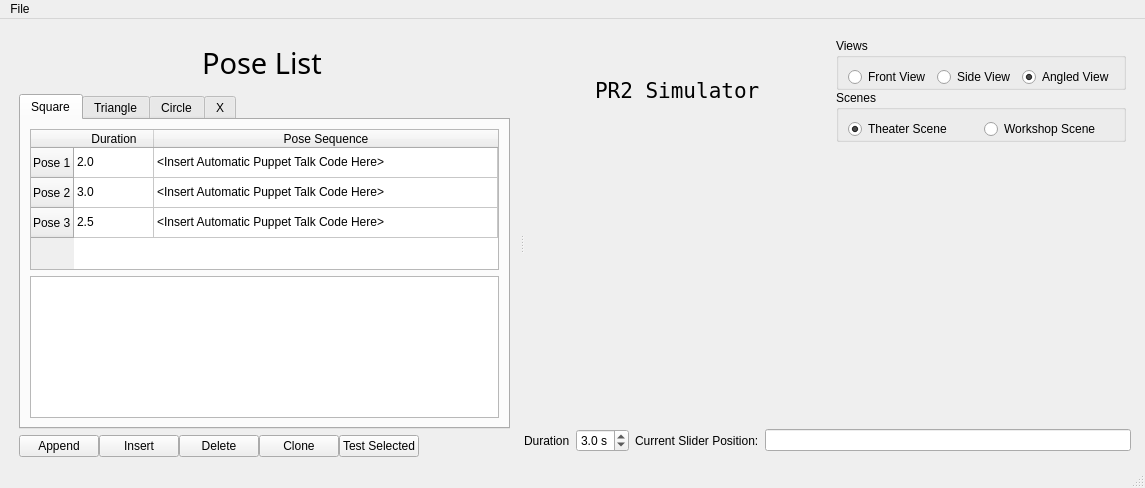
Old version of the form slider_gui/src/slider_simple.ui in the repository PR2/pr2_hack_the_future.
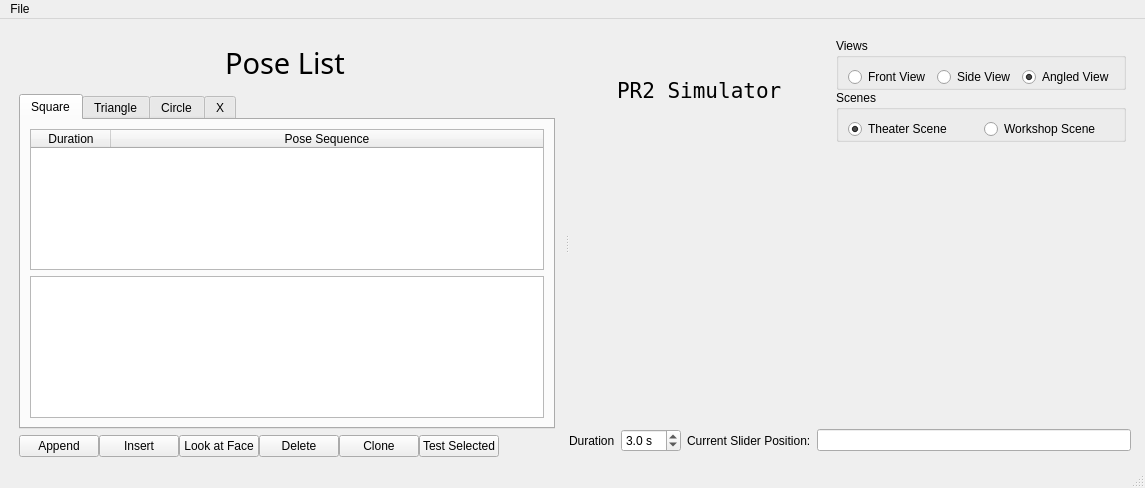
New version of the form.

What changed in the file:
```diff
--- a/slider_gui/src/slider_simple.ui
+++ b/slider_gui/src/slider_simple.ui
@@ -119,21 +119,15 @@
               <attribute name="verticalHeaderCascadingSectionResizes">
                <bool>false</bool>
               </attribute>
-              <row>
-               <property name="text">
-                <string>Pose 1</string>
-               </property>
-              </row>
-              <row>
-               <property name="text">
-                <string>Pose 2</string>
-               </property>
-              </row>
-              <row>
-               <property name="text">
-                <string>Pose 3</string>
-               </property>
-              </row>
+              <attribute name="horizontalHeaderStretchLastSection">
+               <bool>true</bool>
+              </attribute>
+              <attribute name="verticalHeaderCascadingSectionResizes">
+               <bool>false</bool>
+              </attribute>
+              <attribute name="horizontalHeaderDefaultSectionSize">
+               <number>80</number>
+              </attribute>
               <column>
                <property name="text">
                 <string>Duration</string>
@@ -144,36 +138,6 @@
                 <string>Pose Sequence</string>
                </property>
               </column>
-              <item row="0" column="0">
-               <property name="text">
-                <string>2.0</string>
-               </property>
-              </item>
-              <item row="0" column="1">
-               <property name="text">
-                <string>&lt;Insert Automatic Puppet Talk Code Here&gt;</string>
-               </property>
-              </item>
-              <item row="1" column="0">
-               <property name="text">
-                <string>3.0</string>
-               </property>
-              </item>
-              <item row="1" column="1">
-               <property name="text">
-                <string>&lt;Insert Automatic Puppet Talk Code Here&gt;</string>
-               </property>
-              </item>
-              <item row="2" column="0">
-               <property name="text">
-                <string>2.5</string>
-               </property>
-              </item>
-              <item row="2" column="1">
-               <property name="text">
-                <string>&lt;Insert Automatic Puppet Talk Code Here&gt;</string>
-               </property>
-              </item>
              </widget>
             </item>
             <item>
@@ -311,6 +275,13 @@
             </property>
            </widget>
           </item>
+          <item>
+           <widget class="QPushButton" name="find_face_pushButton">
+            <property name="text">
+             <string>Look at Face</string>
+            </property>
+           </widget>
+          </item>
           <item>
            <widget class="QPushButton" name="delete_selected_pushButton">
             <property name="toolTip">
@@ -560,7 +531,7 @@
              <double>0.500000000000000</double>
             </property>
             <property name="maximum">
-             <double>5.000000000000000</double>
+             <double>10.000000000000000</double>
             </property>
             <property name="singleStep">
              <double>0.500000000000000</double>
```
Left out of the diff: 2 changed lines with no effect on the pictures.
